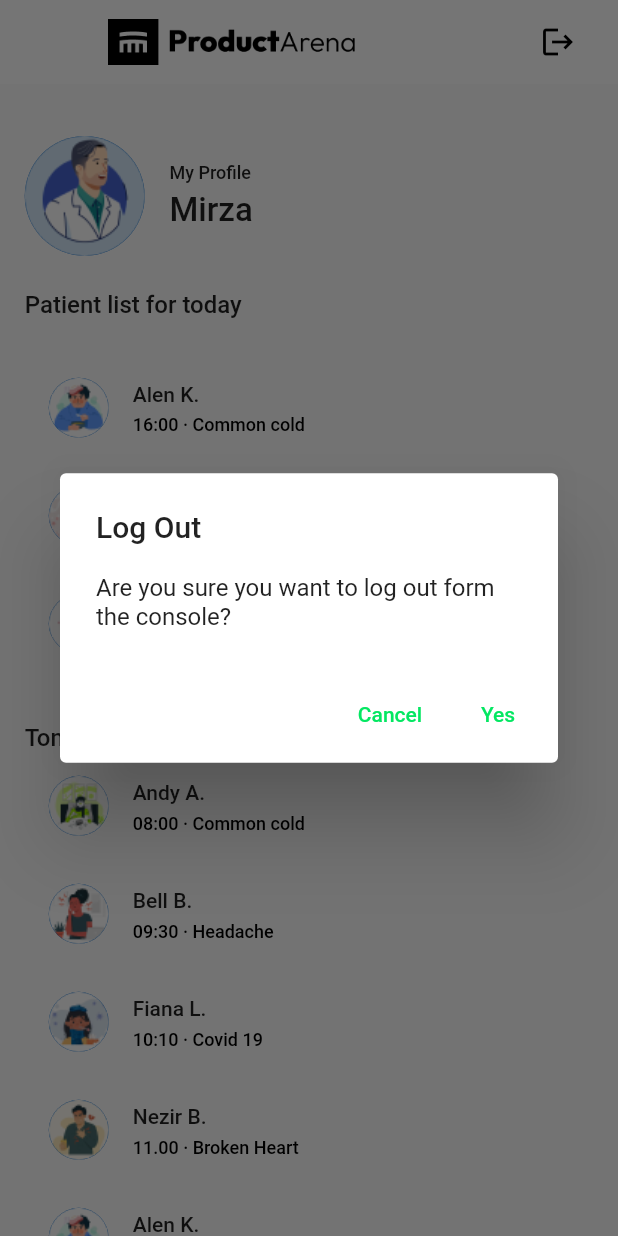
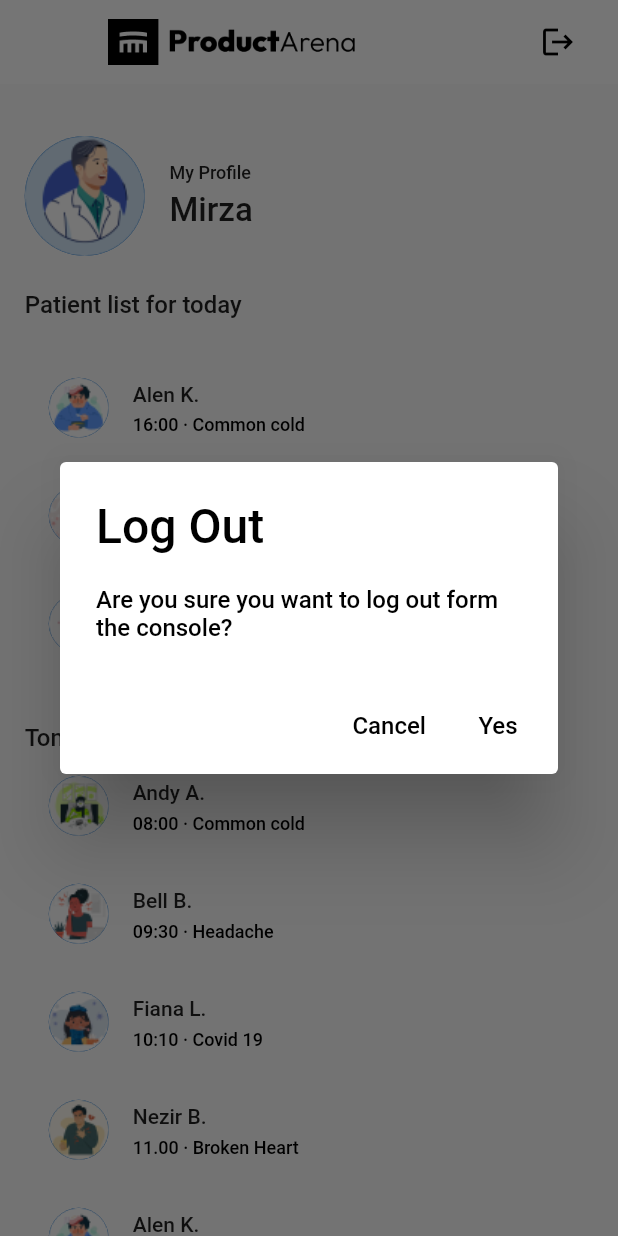
Before and after one commit to mkaric2003/ProductArena_Exam_B, a Flutter app: the HomeScreen screen opened by its route, after a tap on the "logout" icon, on a phone screen of 412 x 824 dp. Run offline on Flutter 3.47's test engine with Material 2 defaults, Android fonts, the phone set to English and light mode, and no system bars.

Commit message:
Log Out Alert Styling

```diff
--- a/lib/features/home/screens/home_screen.dart
+++ b/lib/features/home/screens/home_screen.dart
@@ -47,17 +47,42 @@ class _HomeScreenState extends State<HomeScreen> {
                     context: context,
                     builder: (context) {
                       return AlertDialog(
+                        titleTextStyle: TextStyle(
+                          fontSize: 32,
+                          fontWeight: FontWeight.w500,
+                          color: Colors.black,
+                        ),
                         title: Text('Log Out'),
                         content: Text(
-                            'Are you sure you want to log out form the console?'),
+                          'Are you sure you want to log out form the console?',
+                          style: TextStyle(
+                            fontSize: 16,
+                            fontWeight: FontWeight.w500,
+                            color: Colors.black,
+                          ),
+                        ),
                         actions: [
                           TextButton(
                             onPressed: () => Navigator.of(context).pop(false),
-                            child: Text('Cancel'),
+                            child: Text(
+                              'Cancel',
+                              style: TextStyle(
+                                fontSize: 16,
+                                fontWeight: FontWeight.w500,
+                                color: Colors.black,
+                              ),
+                            ),
                           ),
                           TextButton(
                             onPressed: logOut,
-                            child: Text('Yes'),
+                            child: Text(
+                              'Yes',
+                              style: TextStyle(
+                                fontSize: 16,
+                                fontWeight: FontWeight.w500,
+                                color: Colors.black,
+                              ),
+                            ),
                           ),
                         ],
                       );
```
